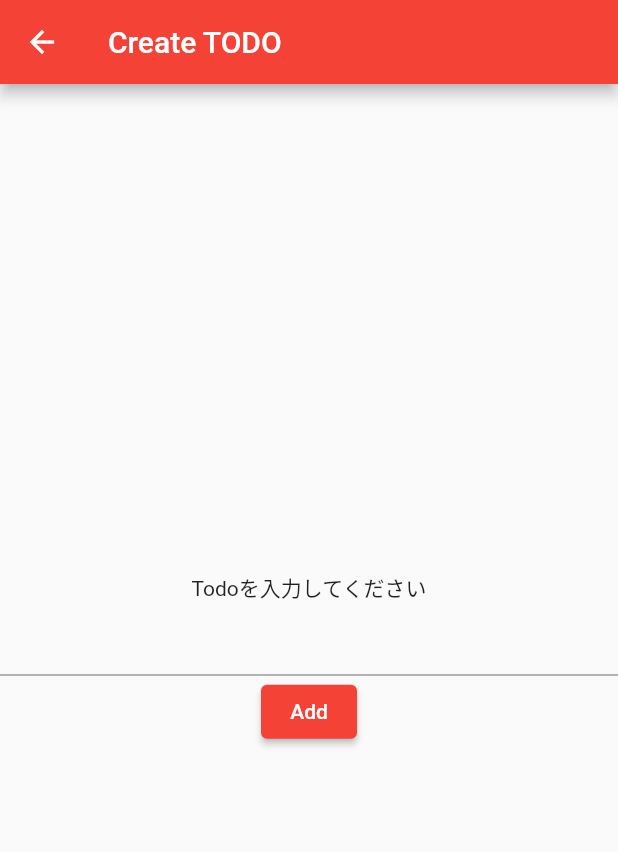
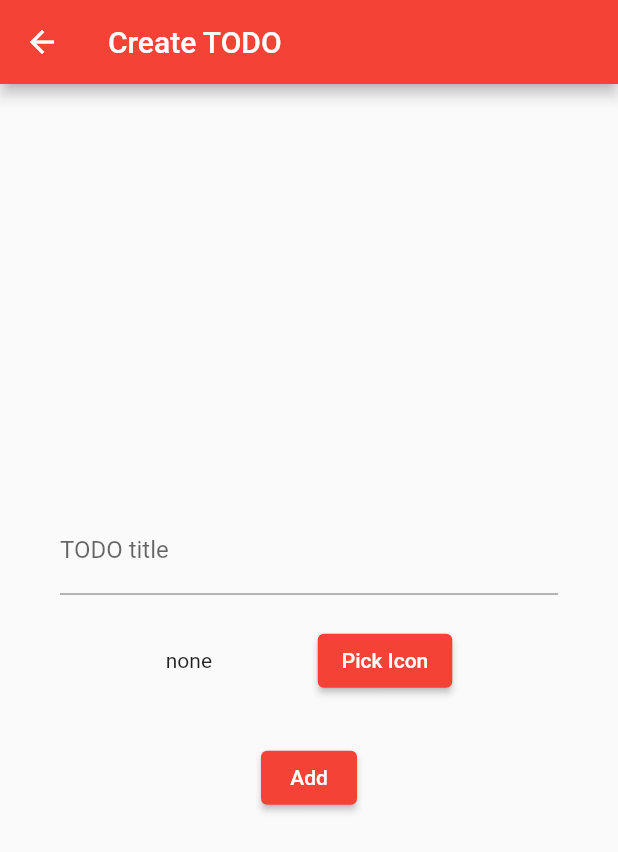
Before and after one commit to kobapi28/flutter_first_app, a Flutter app: the screen it shows after launch, after a tap on the "add" icon, on a phone screen of 412 x 824 dp. Shown: the top 852 px of the screen. Run offline on Flutter 3.47's test engine with Material 2 defaults, Android fonts, the phone set to English and light mode, and no system bars; missing offline and left inert: flutter_iconpicker.

Commit message:
finish hands-on4

```diff
--- a/lib/create_page.dart
+++ b/lib/create_page.dart
@@ -1,4 +1,7 @@
 import 'package:flutter/material.dart';
+import 'package:flutter_iconpicker/flutter_iconpicker.dart';
+
+import 'my_home_page.dart';
 
 class CreatePage extends StatefulWidget {
 
@@ -9,6 +12,15 @@ class CreatePage extends StatefulWidget {
 class _CreatePageState extends State<CreatePage> {
 
   String _title = "";
+  IconData _icon;
+  bool _isError = false;
+
+  void _pickIcon() async {
+    IconData icon = await FlutterIconPicker.showIconPicker(context);
+    setState((){
+      _icon = icon;
+    });
+  }
 
   @override
   Widget build(BuildContext context) {
@@ -16,15 +28,44 @@ class _CreatePageState extends State<CreatePage> {
       appBar: AppBar(
         title: const Text("Create TODO"),
       ),
-      body: Center(
-        child: Column(
-          mainAxisSize: MainAxisSize.min,
-          children: [
-            Text("Todoを入力してください"),
-            TextField(onChanged: (String text) => _title = text),
-            ElevatedButton(onPressed: () => Navigator.pop(context, _title), child: Text("Add"))
-          ],
-        ),
+      body: Container(
+        padding: EdgeInsets.all(40.0),
+        child: Center(
+          child: Column(
+            mainAxisSize: MainAxisSize.min,
+            children: [
+              TextField(
+                decoration: InputDecoration(
+                  labelText: "TODO title",
+                ),
+                  onChanged: (String text) => _title = text
+              ),
+              Container(
+                padding: EdgeInsets.only(top: 20.0, bottom: 30.0),
+                child: Row(
+                  mainAxisAlignment: MainAxisAlignment.spaceEvenly,
+                  children: [
+                    _icon != null ? Icon(_icon,size: 45.0) : Text("none"),
+                    ElevatedButton(onPressed: () => _pickIcon(), child: const Text("Pick Icon"))
+                  ],
+                ),
+              ),
+              ElevatedButton(
+                child: const Text("Add"),
+                  onPressed: (){
+                if(_title == "" || _icon == null){
+                  setState(() {
+                    _isError = true;
+                  });
+                  return;
+                }
+                Navigator.pop(context, Todo(_title,_icon));
+              }),
+              if (_isError)
+                Text("すべての項目を埋めてください",style: TextStyle(color: Colors.red),)
+            ],
+          ),
+        )
       ),
     );
   }
--- a/lib/my_home_page.dart
+++ b/lib/my_home_page.dart
@@ -22,14 +22,14 @@ class MyHomePage extends StatefulWidget {
 }
 
 class _MyHomePageState extends State<MyHomePage> {
-  List<String> _todoItems = [
-    "英語の課題",
-    "牛乳を買う"
+  List<Todo> _todoItems = [
+    Todo("英語の課題",Icons.description),
+    Todo("牛乳を買う",Icons.local_grocery_store),
   ];
 
-  void _addTodo(String title){
+  void _addTodo(Todo todo){
     setState(() {
-      _todoItems.add(title);
+      _todoItems.add(todo);
     });
   }
 
@@ -62,13 +62,17 @@ class _MyHomePageState extends State<MyHomePage> {
                 border: Border.all(width: 1.0, color: Colors.red)
               ),
               child: ListTile(
-                title: Text(_todoItems[index]),
+                leading: Icon(
+                  _todoItems[index].icon,
+                  size: 35.0,
+                ),
+                title: Text(_todoItems[index].title),
                 trailing: IconButton(
                   icon: Icon(Icons.more_vert),
                   onPressed: () => showDialog(
                     context: context,
                     builder: (BuildContext context) => AlertDialog(
-                      title: Text(_todoItems[index]),
+                      title: Text(_todoItems[index].title),
                       actions: [
                         IconButton(
                             icon: Icon(Icons.delete),
@@ -89,8 +93,8 @@ class _MyHomePageState extends State<MyHomePage> {
       ),
       floatingActionButton: FloatingActionButton(
         onPressed: () async {
-          final String title = await Navigator.of(context).push(MaterialPageRoute(builder: (context) => CreatePage()));
-          if(title != null && title != "") _addTodo(title);
+          final Todo todo = await Navigator.of(context).push(MaterialPageRoute(builder: (context) => CreatePage()));
+          if(todo != null) _addTodo(todo);
         },
         tooltip: 'Add Todo',
         child: Icon(Icons.add),
@@ -98,3 +102,11 @@ class _MyHomePageState extends State<MyHomePage> {
     );
   }
 }
+
+
+class Todo{
+  String title;
+  IconData icon;
+
+  Todo(this.title, this.icon);
+}
--- a/pubspec.yaml
+++ b/pubspec.yaml
@@ -28,6 +28,7 @@ dependencies:
   # The following adds the Cupertino Icons font to your application.
   # Use with the CupertinoIcons class for iOS style icons.
   cupertino_icons: ^1.0.0
+  flutter_iconpicker: ^2.2.2
 
 dev_dependencies:
   flutter_test:
```
Also changed, not shown: pubspec.lock.
